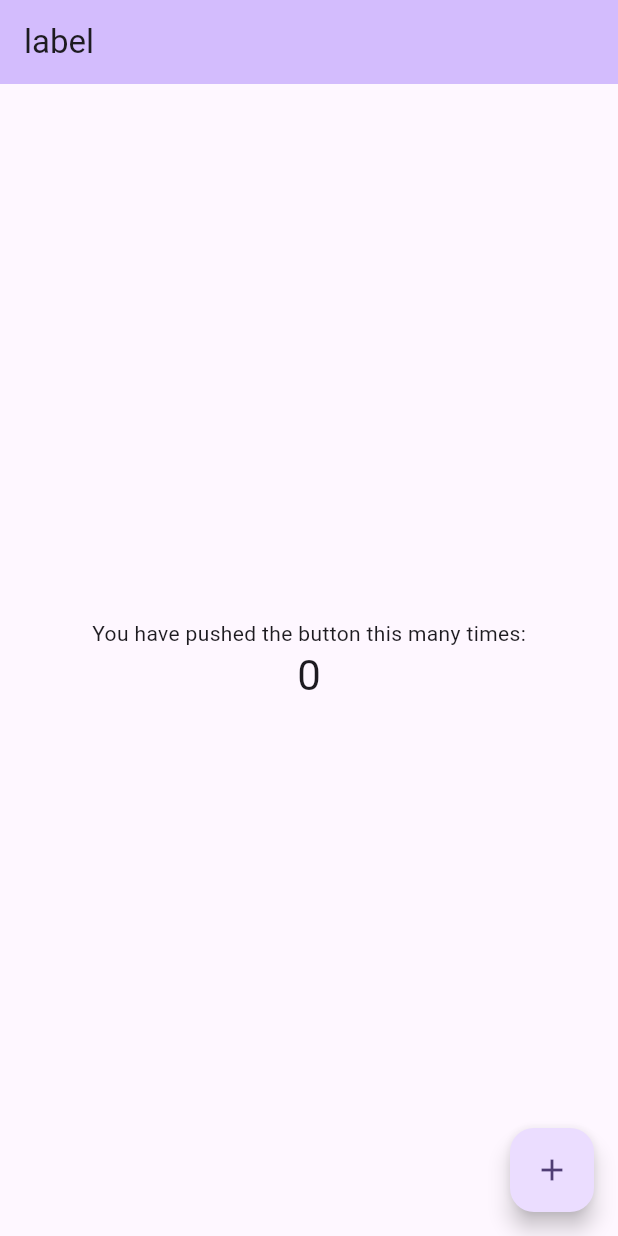
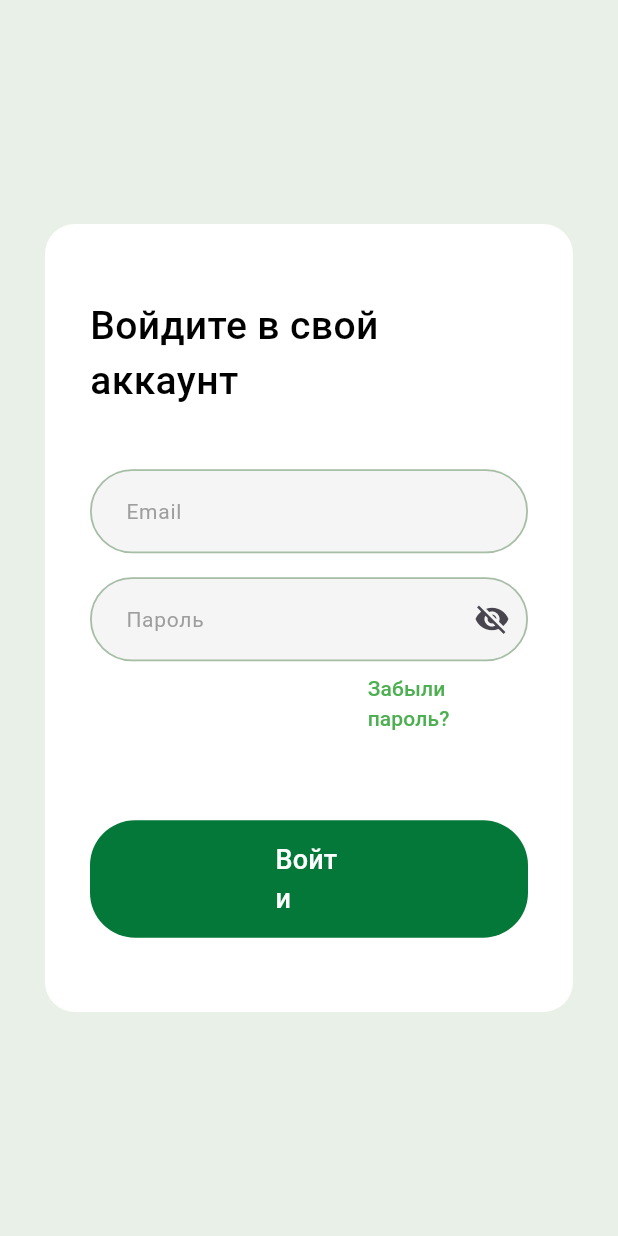
Before and after one commit to wires-apps/home_management, a Flutter app: the screen it shows after launch, on a phone screen of 412 x 824 dp. Run offline on Flutter 3.47's test engine with Material 3 defaults, Android fonts, the light colour scheme and no system bars; our stand-ins replace auto_route, equatable, flutter_bloc, gap, get_it.

Commit message:
Created login screen with validation on fields email and password

```diff
--- /dev/null
+++ b/l10n.yaml
@@ -0,0 +1,3 @@
+arb-dir: lib/l10n
+template-arb-file: intl_ru.arb
+output-localization-file: app_localizations.dart
--- a/lib/core/di/dependency_injection.dart
+++ b/lib/core/di/dependency_injection.dart
@@ -1,6 +1,8 @@
 import 'package:get_it/get_it.dart';
+import 'package:home_management/core/routes/di/navigation_module.dart';
 
 final GetIt getIt = GetIt.instance;
 
 void initDependencyInjection() {
+  initNavigationModule();
 }
--- a/lib/core/navigation/di/navigation_module.dart
+++ /dev/null
@@ -1,3 +0,0 @@
-void initNavigationModule() {
-  // getIt.registerLazySingleton(() => AppRouter());
-}
--- a/lib/core/res/app_colors.dart
+++ b/lib/core/res/app_colors.dart
@@ -6,4 +6,6 @@ abstract class AppColors {
   static const cE9F0E8 = Color(0xFFE9F0E8);
   static const c05A84F = Color(0xFF05A84F);
   static const cF7F9F7 = Color(0xFFF7F9F7);
+  static const cCE1628 = Color(0xFFCE1628);
+  static const cFEE6EE = Color(0xFFFEE6EE);
 }
--- /dev/null
+++ b/lib/core/routes/di/navigation_module.dart
@@ -0,0 +1,6 @@
+import 'package:home_management/core/di/dependency_injection.dart';
+import 'package:home_management/core/routes/router.dart';
+
+void initNavigationModule() {
+  getIt.registerLazySingleton(() => AppRouter());
+}
--- /dev/null
+++ b/lib/core/routes/router.dart
@@ -0,0 +1,21 @@
+import 'package:auto_route/auto_route.dart';
+import 'package:home_management/feature/auth/login_page.dart';
+
+part 'router.gr.dart';
+
+@AutoRouterConfig(
+  replaceInRouteName: 'Page,Route',
+)
+class AppRouter extends RootStackRouter {
+  @override
+  RouteType get defaultRouteType => const RouteType.material();
+
+  @override
+  List<AutoRoute> get routes => [
+        AutoRoute(
+          path: '/login',
+          page: LoginRoute.page,
+          initial: true,
+        ),
+      ];
+}
--- /dev/null
+++ b/lib/core/validators/validator_utils.dart
@@ -0,0 +1,24 @@
+import 'package:home_management/generated/l10n.dart';
+
+abstract class ValidatorUtils {
+  static String? validateEmail(String? email) {
+    if (email == null || email.isEmpty) {
+      return S.current.error_required_field;
+    }
+    final bool emailValid = RegExp(
+      r'^[a-z0-9._%+-]+@[a-z0-9.-]+\.[a-z]{3,}$',
+    ).hasMatch(email);
+
+    return emailValid ? null : S.current.error_input_email;
+  }
+
+  static String? validatePassword(String? password) {
+    if (password == null || password.isEmpty) {
+      return S.current.error_required_field;
+    }
+    if (password.length < 8) {
+      return S.current.error_password_too_short;
+    }
+    return null;
+  }
+}
--- /dev/null
+++ b/lib/core/widgets/text_form_field.dart
@@ -0,0 +1,79 @@
+import 'package:flutter/material.dart';
+
+import '../res/app_colors.dart';
+
+class InputTextField extends StatelessWidget {
+  final String? errorText;
+  final String hintText;
+  final bool obscureText;
+  final TextInputAction textInputAction;
+  final TextEditingController controller;
+  final Function(String? value)? onChanged;
+  final Widget? suffixIconButton;
+
+  const InputTextField({
+    super.key,
+    required this.errorText,
+    this.obscureText = false,
+    required this.controller,
+    required this.hintText,
+    required this.textInputAction,
+    this.suffixIconButton,
+    this.onChanged,
+  });
+
+  @override
+  Widget build(BuildContext context) {
+    return TextFormField(
+      controller: controller,
+      keyboardType: TextInputType.emailAddress,
+      textInputAction: TextInputAction.next,
+      obscureText: obscureText,
+      onChanged: onChanged,
+      decoration: InputDecoration(
+        suffixIcon: suffixIconButton,
+        errorText: errorText,
+        errorStyle: const TextStyle(fontSize: 14, color: AppColors.cCE1628),
+        errorBorder: OutlineInputBorder(
+          borderRadius: BorderRadius.circular(50),
+          borderSide: const BorderSide(
+            color: AppColors.cCE1628,
+            width: 1.2,
+          ),
+        ),
+        hintText: hintText,
+        hintStyle: TextStyle(
+          fontSize: 14,
+          color: errorText == null ? Colors.grey.shade500 : AppColors.cCE1628,
+        ),
+        filled: true,
+        fillColor: errorText == null ? Colors.grey.shade100 : AppColors.cFEE6EE,
+        border: OutlineInputBorder(
+          borderRadius: BorderRadius.circular(50),
+          borderSide: const BorderSide(
+            color: AppColors.cA7BEA6,
+            width: 1.2,
+          ),
+        ),
+        enabledBorder: OutlineInputBorder(
+          borderRadius: BorderRadius.circular(50),
+          borderSide: const BorderSide(
+            color: AppColors.cA7BEA6,
+            width: 1.2,
+          ),
+        ),
+        focusedBorder: OutlineInputBorder(
+          borderRadius: BorderRadius.circular(50),
+          borderSide: const BorderSide(
+            color: AppColors.cA7BEA6,
+            width: 2,
+          ),
+        ),
+        contentPadding: const EdgeInsets.symmetric(
+          horizontal: 20,
+          vertical: 16,
+        ),
+      ),
+    );
+  }
+}
--- a/lib/feature/app/app.dart
+++ b/lib/feature/app/app.dart
@@ -1,66 +1,46 @@
+import 'package:flutter/material.dart';
+import 'package:flutter_bloc/flutter_bloc.dart';
+import 'package:flutter_localizations/flutter_localizations.dart';
+import 'package:home_management/core/di/dependency_injection.dart';
+import 'package:home_management/core/routes/router.dart';
+import 'package:home_management/feature/auth/bloc/auth_bloc.dart';
+import 'package:home_management/generated/l10n.dart';
 
-import 'package:flutter/material.dart';
-
-class HomeManagementApp extends StatelessWidget {
-  const HomeManagementApp({super.key});
-
+class App extends StatelessWidget {
   @override
   Widget build(BuildContext context) {
-    return MaterialApp(
-      title: 'Flutter Demo',
-      theme: ThemeData(
-        colorScheme: ColorScheme.fromSeed(seedColor: Colors.deepPurple),
-        useMaterial3: true,
-      ),
-      home: const MyHomePage(title: 'label'),
+    return BlocProvider<AuthBloc>(
+      create: (_) => AuthBloc(),
+      child: const AppView(),
     );
   }
 }
 
-class MyHomePage extends StatefulWidget {
-  const MyHomePage({super.key, required this.title});
-
-  final String title;
+class AppView extends StatefulWidget {
+  const AppView({super.key});
 
   @override
-  State<MyHomePage> createState() => _MyHomePageState();
+  State<AppView> createState() => _AppState();
 }
 
-class _MyHomePageState extends State<MyHomePage> {
-  int _counter = 0;
-
-  void _incrementCounter() {
-    setState(() {
-      _counter++;
-    });
-  }
+class _AppState extends State<AppView> {
+  final AppRouter _appRouter = getIt();
 
   @override
   Widget build(BuildContext context) {
-    return Scaffold(
-      appBar: AppBar(
-        backgroundColor: Theme.of(context).colorScheme.inversePrimary,
-        title: Text(widget.title),
-      ),
-      body: Center(
-        child: Column(
-          mainAxisAlignment: MainAxisAlignment.center,
-          children: <Widget>[
-            const Text(
-              'You have pushed the button this many times:',
-            ),
-            Text(
-              '$_counter',
-              style: Theme.of(context).textTheme.headlineMedium,
-            ),
-          ],
-        ),
-      ),
-      floatingActionButton: FloatingActionButton(
-        onPressed: _incrementCounter,
-        tooltip: 'Increment',
-        child: const Icon(Icons.add),
-      ),
+    return MaterialApp.router(
+      debugShowCheckedModeBanner: false,
+      localizationsDelegates: const [
+        S.delegate,
+        GlobalMaterialLocalizations.delegate,
+        GlobalWidgetsLocalizations.delegate,
+        GlobalCupertinoLocalizations.delegate,
+      ],
+
+      ///"supportedLocales" Don't work in languages other than english
+      supportedLocales: S.delegate.supportedLocales,
+      routerDelegate: _appRouter.delegate(),
+      routeInformationParser: _appRouter.defaultRouteParser(),
     );
   }
 }
--- /dev/null
+++ b/lib/feature/auth/bloc/auth_bloc.dart
@@ -0,0 +1,63 @@
+import 'package:flutter/material.dart';
+import 'package:flutter_bloc/flutter_bloc.dart';
+import 'package:home_management/core/bloc/base_bloc.dart';
+
+part 'auth_event.dart';
+
+part 'auth_state.dart';
+
+class AuthBloc extends BaseBloc<AuthEvent, AuthState> {
+  AuthBloc()
+      : super(const AuthState(
+          status: BaseStatus.loading,
+          screen: AuthScreen.unknown,
+          shouldInit: false,
+        )) {
+    on<LoginEmailChanged>(_onChangeEmail);
+    on<LoginPasswordChanged>(_onChangePhoneNumber);
+    on<LoginValidateField>(_onValidField);
+    on<LoginTogglePasswordVisibility>(_onChangeObscuredPassword);
+  }
+
+  final TextEditingController emailController = TextEditingController();
+  final TextEditingController passwordController = TextEditingController();
+
+  void _onChangeEmail(
+    LoginEmailChanged event,
+    Emitter<AuthState> emit,
+  ) =>
+      emit(
+        state.copyWith(
+          needCheckEmail: false,
+        ),
+      );
+
+  void _onChangeObscuredPassword(
+    LoginTogglePasswordVisibility event,
+    Emitter<AuthState> emit,
+  ) =>
+      emit(state.copyWith(isObscured: !state.isObscured));
+
+  void _onChangePhoneNumber(
+    LoginPasswordChanged event,
+    Emitter<AuthState> emit,
+  ) {
+    return emit(
+      state.copyWith(
+        needCheckCorrectPassword: false,
+      ),
+    );
+  }
+
+  void _onValidField(
+    LoginValidateField event,
+    Emitter<AuthState> emit,
+  ) {
+    emit(
+      state.copyWith(
+        needCheckEmail: true,
+        needCheckCorrectPassword: true,
+      ),
+    );
+  }
+}
--- /dev/null
+++ b/lib/feature/auth/bloc/auth_event.dart
@@ -0,0 +1,16 @@
+part of 'auth_bloc.dart';
+
+abstract class AuthEvent extends BaseEvent {
+  const AuthEvent();
+
+  @override
+  List<Object> get props => [];
+}
+
+class LoginValidateField extends AuthEvent {}
+
+class LoginEmailChanged extends AuthEvent {}
+
+class LoginPasswordChanged extends AuthEvent {}
+
+class LoginTogglePasswordVisibility extends AuthEvent {}
--- /dev/null
+++ b/lib/feature/auth/bloc/auth_state.dart
@@ -0,0 +1,69 @@
+part of 'auth_bloc.dart';
+
+enum AuthScreen { unknown, home, failure }
+
+class AuthState extends BaseState {
+  const AuthState({
+    required super.status,
+    this.screen = AuthScreen.unknown,
+    this.email,
+    this.password,
+    this.memoryPinCode,
+    this.createdPinCode,
+    this.needCheckEmail = false,
+    this.isObscured = true,
+    this.needCheckCorrectPassword = false,
+    required this.shouldInit,
+  });
+
+  final bool needCheckEmail;
+  final bool isObscured;
+  final bool needCheckCorrectPassword;
+  final AuthScreen screen;
+  final String? email;
+  final String? password;
+  final String? memoryPinCode;
+  final String? createdPinCode;
+  final bool shouldInit;
+
+  @override
+  AuthState copyWith({
+    BaseStatus? status,
+    AuthScreen? screen,
+    String? username,
+    String? email,
+    String? password,
+    String? memoryPinCode,
+    String? createdPinCode,
+    bool? shouldInit,
+    bool? needCheckEmail,
+    bool? needCheckCorrectPassword,
+    bool? isObscured,
+  }) =>
+      AuthState(
+        status: status ?? this.status,
+        screen: screen ?? this.screen,
+        email: email ?? this.email,
+        password: password ?? this.password,
+        memoryPinCode: memoryPinCode ?? this.memoryPinCode,
+        createdPinCode: createdPinCode ?? this.createdPinCode,
+        shouldInit: shouldInit ?? this.shouldInit,
+        needCheckEmail: needCheckEmail ?? this.needCheckEmail,
+        needCheckCorrectPassword: needCheckCorrectPassword ?? this.needCheckCorrectPassword,
+        isObscured: isObscured ?? this.isObscured,
+      );
+
+  @override
+  List<Object?> get props => [
+        ...super.props,
+        screen,
+        email,
+        password,
+        memoryPinCode,
+        createdPinCode,
+        shouldInit,
+        needCheckEmail,
+        needCheckCorrectPassword,
+        isObscured,
+      ];
+}
--- /dev/null
+++ b/lib/feature/auth/login_page.dart
@@ -0,0 +1,171 @@
+import 'package:auto_route/auto_route.dart';
+import 'package:flutter/material.dart';
+import 'package:flutter_bloc/flutter_bloc.dart';
+import 'package:gap/gap.dart';
+import 'package:home_management/core/res/app_colors.dart';
+import 'package:home_management/core/validators/validator_utils.dart';
+import 'package:home_management/core/widgets/text_form_field.dart';
+import 'package:home_management/feature/auth/bloc/auth_bloc.dart';
+import 'package:home_management/generated/l10n.dart';
+
+@RoutePage()
+class LoginPage extends StatelessWidget {
+  const LoginPage({super.key});
+
+  @override
+  Widget build(BuildContext context) {
+    return const Scaffold(
+      backgroundColor: AppColors.cE9F0E8,
+      resizeToAvoidBottomInset: false,
+      body: _LoginBody(),
+    );
+  }
+}
+
+class _LoginBody extends StatelessWidget {
+  const _LoginBody();
+
+  @override
+  Widget build(BuildContext context) {
+    return Center(
+      child: Container(
+        padding: EdgeInsets.symmetric(
+          horizontal: 30,
+          vertical: MediaQuery.of(context).size.height * 0.06,
+        ),
+        margin: EdgeInsets.symmetric(horizontal: 30),
+        decoration: BoxDecoration(
+          color: Colors.white,
+          borderRadius: BorderRadius.circular(20),
+        ),
+        child: Column(
+          mainAxisSize: MainAxisSize.min,
+          children: [
+            Text(
+              S.current.login_screen_login_in_acc,
+              style: const TextStyle(
+                fontSize: 26,
+                fontWeight: FontWeight.w500,
+                color: Colors.black,
+              ),
+            ),
+            Gap(40),
+            TextFieldEmail(),
+            Gap(16),
+            TextFieldPassword(),
+            ForgetPasswordButton(),
+            Gap(50),
+            LogInButton()
+          ],
+        ),
+      ),
+    );
+  }
+}
+
+class TextFieldEmail extends StatelessWidget {
+  const TextFieldEmail({super.key});
+
+  @override
+  Widget build(BuildContext context) {
+    final bloc = context.read<AuthBloc>();
+    return BlocBuilder<AuthBloc, AuthState>(
+      builder: (context, state) {
+        return InputTextField(
+          onChanged: (email) => bloc.add(LoginEmailChanged()),
+          controller: bloc.emailController,
+          hintText: S.of(context).login_screen_email,
+          errorText: state.needCheckEmail ? ValidatorUtils.validateEmail(bloc.emailController.text) : null,
+          textInputAction: TextInputAction.next,
+        );
+      },
+    );
+  }
+}
+
+class TextFieldPassword extends StatelessWidget {
+  const TextFieldPassword({super.key});
+
+  @override
+  Widget build(BuildContext context) {
+    final bloc = context.read<AuthBloc>();
+    return BlocBuilder<AuthBloc, AuthState>(
+      builder: (context, state) {
+        return InputTextField(
+          onChanged: (email) => bloc.add(LoginPasswordChanged()),
+          controller: bloc.passwordController,
+          hintText: S.of(context).login_screen_password,
+          errorText:
+              state.needCheckCorrectPassword ? ValidatorUtils.validatePassword(bloc.passwordController.text) : null,
+          textInputAction: TextInputAction.done,
+          obscureText: state.isObscured,
+          suffixIconButton: IconButton(
+            icon: Icon(state.isObscured ? Icons.visibility_off : Icons.visibility),
+            onPressed: () {
+              context.read<AuthBloc>().add(LoginTogglePasswordVisibility());
+            },
+          ),
+        );
+      },
+    );
+  }
+}
+
+class LogInButton extends StatelessWidget {
+  const LogInButton({super.key});
+
+  @override
+  Widget build(BuildContext context) {
+    return TextButton(
+      onPressed: () {
+        context.read<AuthBloc>().add(LoginValidateField());
+      },
+      style: TextButton.styleFrom(
+        backgroundColor: AppColors.c047839,
+        padding: EdgeInsets.symmetric(
+          vertical: MediaQuery.of(context).size.height * 0.016,
+          horizontal: MediaQuery.of(context).size.width * 0.3,
+        ),
+        shape: RoundedRectangleBorder(
+          borderRadius: BorderRadius.circular(30),
+        ),
+      ),
+      child: Text(
+        S.of(context).login_screen_login_in_title,
+        style: const TextStyle(
+          color: Colors.white,
+          fontSize: 18,
+        ),
+      ),
+    );
+  }
+}
+
+class ForgetPasswordButton extends StatelessWidget {
+  const ForgetPasswordButton({super.key});
+
+  @override
+  Widget build(BuildContext context) {
+    return Padding(
+      padding: EdgeInsets.only(left: MediaQuery.of(context).size.width * 0.42),
+      child: TextButton(
+        onPressed: () {
+          context.read<AuthBloc>().add(LoginValidateField());
+        },
+        style: TextButton.styleFrom(
+          shape: RoundedRectangleBorder(
+            borderRadius: BorderRadius.circular(30),
+          ),
+          overlayColor: Colors.green.shade100,
+        ),
+        child: Text(
+          S.of(context).login_screen_forget_password,
+          style: const TextStyle(
+            color: Colors.green,
+            fontSize: 14,
+          ),
+        ),
+      ),
+    );
+  }
+}
--- /dev/null
+++ b/lib/l10n/intl_ru.arb
@@ -0,0 +1,11 @@
+{
+  "@@locale": "ru",
+  "login_screen_login_in_acc": "Войдите в свой аккаунт",
+  "login_screen_login_in_title": "Войти",
+  "login_screen_forget_password": "Забыли пароль?",
+  "login_screen_password": "Пароль",
+  "login_screen_email": "Email",
+  "error_password_too_short": "Пароль слишком короткий",
+  "error_required_field": "Обязательное поле*",
+  "error_input_email": "Неверный e-mail"
+}
--- a/lib/main.dart
+++ b/lib/main.dart
@@ -1,6 +1,8 @@
 import 'package:flutter/material.dart';
+import 'package:home_management/core/di/dependency_injection.dart';
 import 'package:home_management/feature/app/app.dart';
 
 void main() {
-  runApp(const HomeManagementApp());
+  initDependencyInjection();
+  runApp(App());
 }
```
Also changed, not shown: lib/core/navigation/router.dart (deleted, +0 -28 lines), pubspec.yaml (+12 -2 lines), lib/core/navigation/router.gr.dart (deleted), lib/core/routes/router.gr.dart (added), lib/generated/intl/messages_all.dart (added), lib/generated/intl/messages_ru.dart (added), lib/generated/l10n.dart (added), pubspec.lock.
